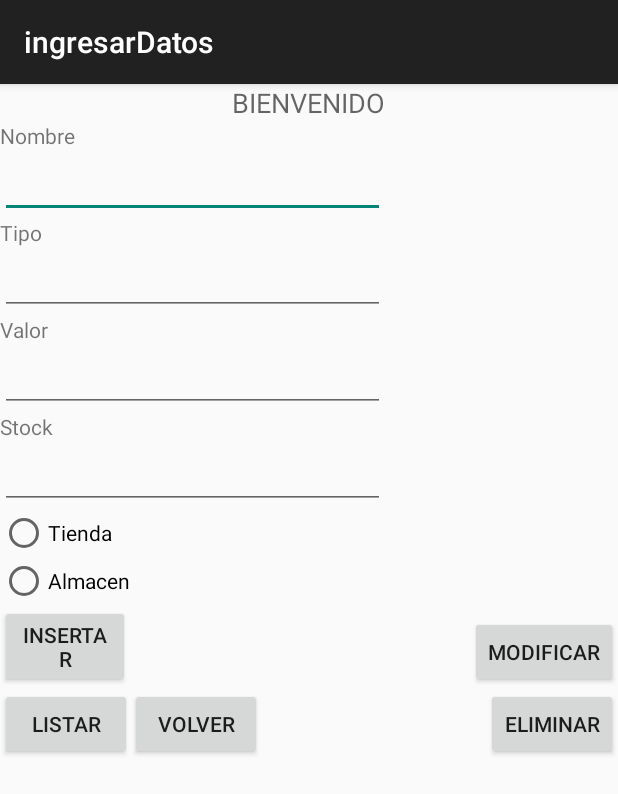
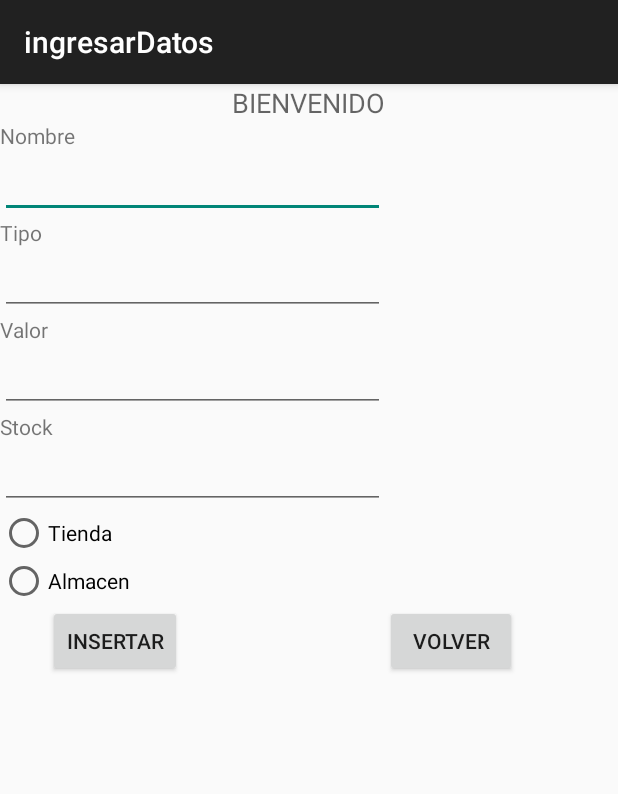
Before and after one commit to nestorrojas07/Inventario, an Android app: the ingresarDatos screen opened directly, with no data from a screen before it, on a phone screen of 412 x 824 dp. Shown: the top 794 px of the screen. Run offline under Robolectric (Android 15) with nearby library versions, the phone set to English and light mode, and no system bars; 1 statement that could not run was skipped.

Commit message:
prueba4.1

```diff
--- a/app/src/main/java/com/example/marcelo/inventario/DBHelper.java
+++ b/app/src/main/java/com/example/marcelo/inventario/DBHelper.java
@@ -13,11 +13,13 @@ public class DBHelper extends SQLiteOpenHelper {
     public void onCreate(SQLiteDatabase db) {
         db.execSQL("create table usuarios(nombre text,usuario text,contrasena text)");
         db.execSQL("insert into usuarios values('admin','admin','admin')");
+        db.execSQL("insert into usuarios values('user','user','123')");
     }
 
     @Override
     public void onUpgrade(SQLiteDatabase db, int oldVersion, int newVersion) {
         db.execSQL("create table usuarios(nombre text,usuario text,contrasena text)");
         db.execSQL("insert into usuarios values('admin','admin','admin')");
+        db.execSQL("insert into usuarios values('user','user','123')");
     }
 }
--- a/app/src/main/res/layout/activity_ingresar_datos.xml
+++ b/app/src/main/res/layout/activity_ingresar_datos.xml
@@ -114,43 +114,18 @@
     <Button
         android:layout_width="wrap_content"
         android:layout_height="wrap_content"
-        android:id="@+id/Listar"
-        android:text="Listar"
-        android:layout_below="@+id/Insertar"
-        android:layout_alignParentStart="true" />
-
-    <Button
-        android:layout_width="wrap_content"
-        android:layout_height="wrap_content"
         android:id="@+id/Insertar"
         android:text="Insertar"
+        android:layout_gravity="center_horizontal"
         android:layout_below="@+id/Group"
-        android:layout_alignEnd="@+id/Group"
-        android:layout_gravity="center_horizontal" />
+        android:layout_toEndOf="@+id/txtValor" />
 
-    <Button
-        android:layout_width="wrap_content"
-        android:layout_height="wrap_content"
-        android:id="@+id/Modificar"
-        android:text="Modificar"
-        android:layout_above="@+id/Listar"
-        android:layout_alignParentEnd="true"
-        android:layout_gravity="right" />
-
-    <Button
-        android:layout_width="wrap_content"
-        android:layout_height="wrap_content"
-        android:id="@+id/Eliminar"
-        android:text="Eliminar"
-        android:layout_below="@+id/Modificar"
-        android:layout_alignEnd="@+id/Modificar"
-        android:layout_gravity="right" />
     <Button
         android:layout_width="wrap_content"
         android:layout_height="wrap_content"
         android:text="Volver"
         android:id="@+id/btnVolver"
-        android:layout_below="@+id/Insertar"
-        android:layout_toEndOf="@+id/Insertar" />
+        android:layout_alignBottom="@+id/Insertar"
+        android:layout_toEndOf="@+id/Stock" />
 
 </RelativeLayout>
```
